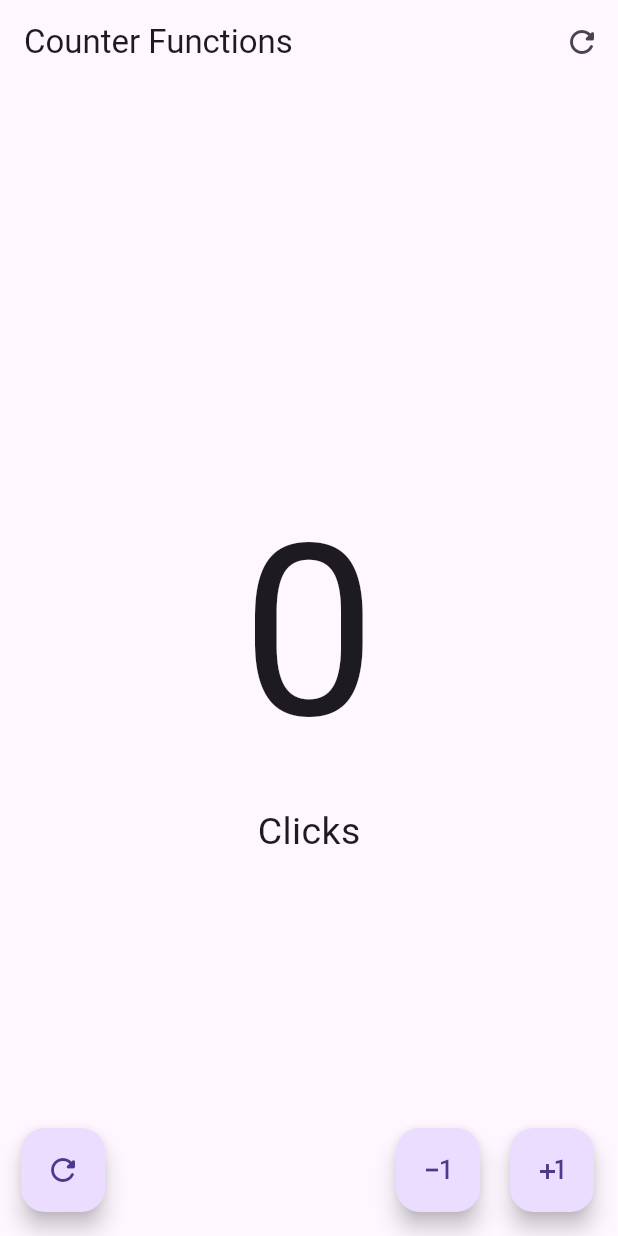
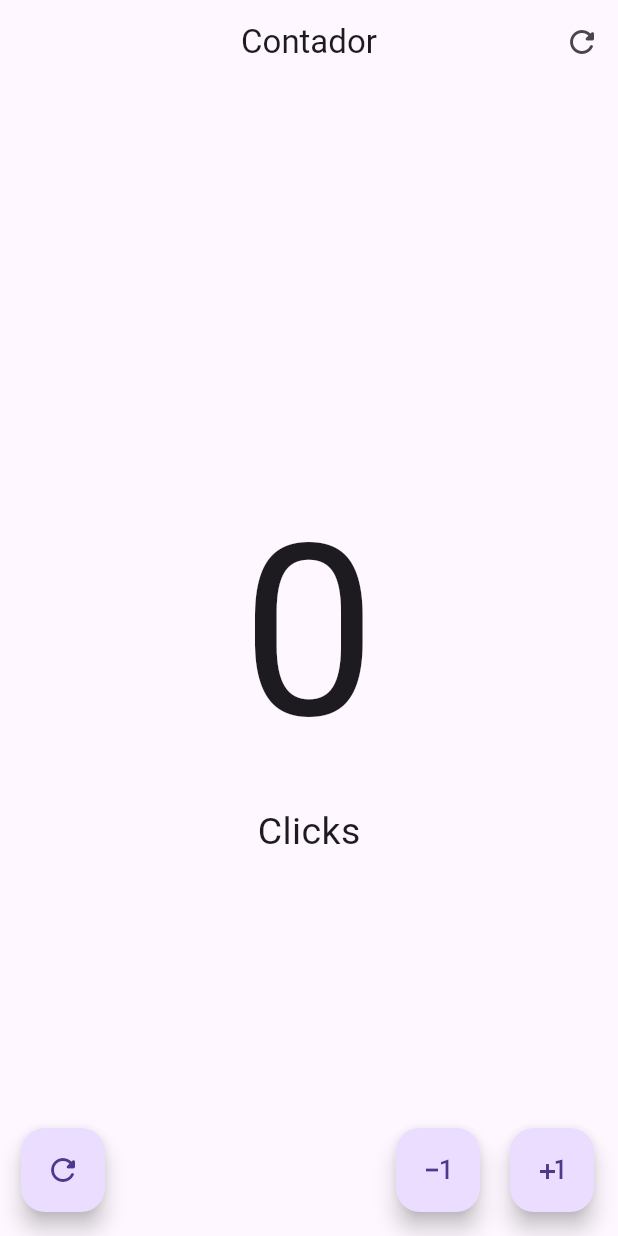
Before and after one commit to devnud/hello_world_app, a Flutter app: the screen it shows after launch, on a phone screen of 412 x 824 dp. Run offline on Flutter 3.47's test engine with Material 2 defaults, Android fonts, the phone set to English and light mode, and no system bars.

Commit message:
segundo commit

```diff
--- a/lib/presentation/screens/counter/counter_screen.dart
+++ b/lib/presentation/screens/counter/counter_screen.dart
@@ -15,9 +15,11 @@ class _CounterSreenState extends State<CounterSreen> {
   Widget build(BuildContext context) {
     String texto = counter == 1 ? 'Click' : 'Clicks';
 
+
     return Scaffold(
       appBar: AppBar(
-        title: const Text('Counter Functions'),
+        title: const Text('Contador'),
+        centerTitle: true,
         actions: [
           IconButton(
               onPressed: () {
```
Also changed, not shown: pubspec.yaml (+10 -15 lines), assets/ic_launcher.png (added), pubspec.lock.
